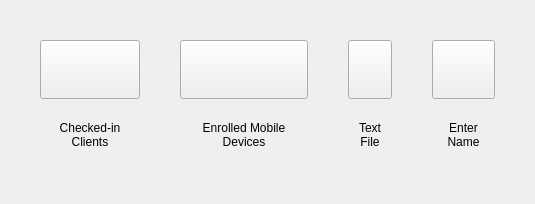
Qt form FWAdminLib/NewClientDlg.ui (fw-dev/translations) before a commit.
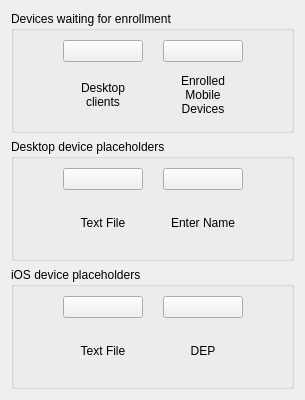
The same form after that commit. Icons and pictures are not drawn.

Diff of the .ui file:
```diff
--- a/FWAdminLib/NewClientDlg.ui
+++ b/FWAdminLib/NewClientDlg.ui
@@ -6,12 +6,12 @@
    <rect>
     <x>0</x>
     <y>0</y>
-    <width>535</width>
-    <height>204</height>
+    <width>305</width>
+    <height>400</height>
    </rect>
   </property>
   <property name="sizePolicy">
-   <sizepolicy hsizetype="Preferred" vsizetype="Fixed">
+   <sizepolicy hsizetype="Fixed" vsizetype="Fixed">
     <horstretch>0</horstretch>
     <verstretch>0</verstretch>
    </sizepolicy>
@@ -19,24 +19,37 @@
   <property name="windowTitle">
    <string>Create New Client</string>
   </property>
-  <layout class="QHBoxLayout" name="horizontalLayout">
+  <layout class="QVBoxLayout" name="verticalLayout">
+   <item>
+    <widget class="QGroupBox" name="groupBox">
+     <property name="title">
+      <string>Devices waiting for enrollment</string>
+     </property>
+     <layout class="QHBoxLayout" name="horizontalLayout" stretch="1,0,0,1">
    <property name="spacing">
-    <number>40</number>
-   </property>
-   <property name="leftMargin">
-    <number>40</number>
-   </property>
-   <property name="topMargin">
-    <number>40</number>
-   </property>
-   <property name="rightMargin">
-    <number>40</number>
-   </property>
-   <property name="bottomMargin">
-    <number>40</number>
-   </property>
+       <number>20</number>
+      </property>
+      <item>
+       <spacer name="horizontalSpacer_3">
+        <property name="orientation">
+         <enum>Qt::Horizontal</enum>
+        </property>
+        <property name="sizeHint" stdset="0">
+         <size>
+          <width>19</width>
+          <height>20</height>
+         </size>
+        </property>
+       </spacer>
+      </item>
    <item>
     <widget class="QWidget" name="fromServerContainer" native="true">
+        <property name="minimumSize">
+         <size>
+          <width>80</width>
+          <height>0</height>
+         </size>
+        </property>
      <layout class="QVBoxLayout" name="verticalLayout_2">
       <property name="leftMargin">
        <number>0</number>
@@ -52,12 +65,6 @@
       </property>
       <item>
        <widget class="QPushButton" name="fromServerPB">
-        <property name="sizePolicy">
-         <sizepolicy hsizetype="Minimum" vsizetype="Minimum">
-          <horstretch>0</horstretch>
-          <verstretch>0</verstretch>
-         </sizepolicy>
-        </property>
         <property name="focusPolicy">
          <enum>Qt::NoFocus</enum>
         </property>
@@ -81,8 +88,14 @@
       </item>
       <item>
        <widget class="QLabel" name="labelFolder">
+           <property name="sizePolicy">
+            <sizepolicy hsizetype="Ignored" vsizetype="Preferred">
+             <horstretch>0</horstretch>
+             <verstretch>0</verstretch>
+            </sizepolicy>
+           </property>
         <property name="text">
-         <string>Checked-in Clients</string>
+            <string>Desktop clients</string>
         </property>
         <property name="alignment">
          <set>Qt::AlignCenter</set>
@@ -96,8 +109,14 @@
     </widget>
    </item>
    <item>
-    <widget class="QWidget" name="enrollMobileContainer" native="true">
-     <layout class="QVBoxLayout" name="verticalLayout_4">
+       <widget class="QWidget" name="textFileContainer" native="true">
+        <property name="minimumSize">
+         <size>
+          <width>80</width>
+          <height>0</height>
+         </size>
+        </property>
+        <layout class="QVBoxLayout" name="verticalLayout_3">
       <property name="leftMargin">
        <number>0</number>
       </property>
@@ -115,12 +134,6 @@
         <property name="enabled">
          <bool>true</bool>
         </property>
-        <property name="sizePolicy">
-         <sizepolicy hsizetype="Minimum" vsizetype="Minimum">
-          <horstretch>0</horstretch>
-          <verstretch>0</verstretch>
-         </sizepolicy>
-        </property>
         <property name="focusPolicy">
          <enum>Qt::NoFocus</enum>
         </property>
@@ -140,7 +153,13 @@
        </widget>
       </item>
       <item>
-       <widget class="QLabel" name="label_2">
+          <widget class="QLabel" name="fromMobileLabel">
+           <property name="sizePolicy">
+            <sizepolicy hsizetype="Ignored" vsizetype="Preferred">
+             <horstretch>0</horstretch>
+             <verstretch>0</verstretch>
+            </sizepolicy>
+           </property>
         <property name="text">
          <string>Enrolled Mobile Devices</string>
         </property>
@@ -156,8 +175,52 @@
     </widget>
    </item>
    <item>
-    <widget class="QWidget" name="textFileContainer" native="true">
-     <layout class="QVBoxLayout" name="verticalLayout_3">
+       <spacer name="horizontalSpacer">
+        <property name="orientation">
+         <enum>Qt::Horizontal</enum>
+        </property>
+        <property name="sizeHint" stdset="0">
+         <size>
+          <width>23</width>
+          <height>20</height>
+         </size>
+        </property>
+       </spacer>
+      </item>
+     </layout>
+    </widget>
+   </item>
+   <item>
+    <widget class="QGroupBox" name="groupBox_2">
+     <property name="title">
+      <string>Desktop device placeholders</string>
+     </property>
+     <layout class="QHBoxLayout" name="horizontalLayout_2" stretch="1,0,0,1">
+      <property name="spacing">
+       <number>20</number>
+      </property>
+      <item>
+       <spacer name="horizontalSpacer_4">
+        <property name="orientation">
+         <enum>Qt::Horizontal</enum>
+        </property>
+        <property name="sizeHint" stdset="0">
+         <size>
+          <width>1</width>
+          <height>20</height>
+         </size>
+        </property>
+       </spacer>
+      </item>
+      <item>
+       <widget class="QWidget" name="enrollMobileContainer" native="true">
+        <property name="minimumSize">
+         <size>
+          <width>80</width>
+          <height>0</height>
+         </size>
+        </property>
+        <layout class="QVBoxLayout" name="verticalLayout_4">
       <property name="leftMargin">
        <number>0</number>
       </property>
@@ -172,12 +235,6 @@
       </property>
       <item>
        <widget class="QPushButton" name="textFilePB">
-        <property name="sizePolicy">
-         <sizepolicy hsizetype="Minimum" vsizetype="Minimum">
-          <horstretch>0</horstretch>
-          <verstretch>0</verstretch>
-         </sizepolicy>
-        </property>
         <property name="focusPolicy">
          <enum>Qt::NoFocus</enum>
         </property>
@@ -216,8 +273,14 @@
     </widget>
    </item>
    <item>
-    <widget class="QWidget" name="newClientContainer" native="true">
-     <layout class="QVBoxLayout" name="verticalLayout_7">
+       <widget class="QWidget" name="iOSFromCsvContainer" native="true">
+        <property name="minimumSize">
+         <size>
+          <width>80</width>
+          <height>0</height>
+         </size>
+        </property>
+        <layout class="QVBoxLayout" name="verticalLayout_8">
       <property name="leftMargin">
        <number>0</number>
       </property>
@@ -232,12 +295,6 @@
       </property>
       <item>
        <widget class="QPushButton" name="newClientPB">
-        <property name="sizePolicy">
-         <sizepolicy hsizetype="Minimum" vsizetype="Minimum">
-          <horstretch>0</horstretch>
-          <verstretch>0</verstretch>
-         </sizepolicy>
-        </property>
         <property name="focusPolicy">
          <enum>Qt::NoFocus</enum>
         </property>
@@ -271,6 +328,180 @@
          <bool>true</bool>
         </property>
        </widget>
+         </item>
+        </layout>
+       </widget>
+      </item>
+      <item>
+       <spacer name="horizontalSpacer_2">
+        <property name="orientation">
+         <enum>Qt::Horizontal</enum>
+        </property>
+        <property name="sizeHint" stdset="0">
+         <size>
+          <width>24</width>
+          <height>20</height>
+         </size>
+        </property>
+       </spacer>
+      </item>
+     </layout>
+    </widget>
+   </item>
+   <item>
+    <widget class="QGroupBox" name="groupBox_3">
+     <property name="title">
+      <string>iOS device placeholders</string>
+     </property>
+     <layout class="QHBoxLayout" name="horizontalLayout_3" stretch="1,0,0,1">
+      <property name="spacing">
+       <number>20</number>
+      </property>
+      <item>
+       <spacer name="horizontalSpacer_5">
+        <property name="orientation">
+         <enum>Qt::Horizontal</enum>
+        </property>
+        <property name="sizeHint" stdset="0">
+         <size>
+          <width>1</width>
+          <height>20</height>
+         </size>
+        </property>
+       </spacer>
+      </item>
+      <item>
+       <widget class="QWidget" name="iOSFromCsvContainer_2" native="true">
+        <property name="minimumSize">
+         <size>
+          <width>80</width>
+          <height>0</height>
+         </size>
+        </property>
+        <layout class="QVBoxLayout" name="verticalLayout_10">
+         <property name="leftMargin">
+          <number>0</number>
+         </property>
+         <property name="topMargin">
+          <number>0</number>
+         </property>
+         <property name="rightMargin">
+          <number>0</number>
+         </property>
+         <property name="bottomMargin">
+          <number>0</number>
+         </property>
+         <item>
+          <widget class="QPushButton" name="iOSFromCsvPB">
+           <property name="focusPolicy">
+            <enum>Qt::NoFocus</enum>
+           </property>
+           <property name="toolTip">
+            <string>Import a list of iOS devices from a local .txt file containing client names and serial numbers.</string>
+           </property>
+           <property name="text">
+            <string/>
+           </property>
+           <property name="icon">
+            <iconset resource="../FileWaveGuiLib/GuiLib.qrc">
+             <normaloff>:/IDI_ICON_NEW_CLIENT_FROM_TEXT_FILE</normaloff>:/IDI_ICON_NEW_CLIENT_FROM_TEXT_FILE</iconset>
+           </property>
+           <property name="iconSize">
+            <size>
+             <width>32</width>
+             <height>32</height>
+            </size>
+           </property>
+          </widget>
+         </item>
+         <item>
+          <widget class="QLabel" name="labeliOSFromCsv_2">
+           <property name="text">
+            <string>Text File</string>
+           </property>
+           <property name="alignment">
+            <set>Qt::AlignCenter</set>
+           </property>
+           <property name="wordWrap">
+            <bool>true</bool>
+           </property>
+          </widget>
+         </item>
+        </layout>
+       </widget>
+      </item>
+      <item>
+       <widget class="QWidget" name="iOSFromDEPContainer" native="true">
+        <property name="minimumSize">
+         <size>
+          <width>80</width>
+          <height>0</height>
+         </size>
+        </property>
+        <layout class="QVBoxLayout" name="verticalLayout_11">
+         <property name="leftMargin">
+          <number>0</number>
+         </property>
+         <property name="topMargin">
+          <number>0</number>
+         </property>
+         <property name="rightMargin">
+          <number>0</number>
+         </property>
+         <property name="bottomMargin">
+          <number>0</number>
+         </property>
+         <item>
+          <widget class="QPushButton" name="iOSFromDEPPB">
+           <property name="focusPolicy">
+            <enum>Qt::NoFocus</enum>
+           </property>
+           <property name="toolTip">
+            <string>Import the iOS devices from configured DEP accounts</string>
+           </property>
+           <property name="text">
+            <string/>
+           </property>
+           <property name="icon">
+            <iconset resource="../FileWaveGuiLib/GuiLib.qrc">
+             <normaloff>:/IDI_ICON_IMPORT_DEVICE_FROM_DEP</normaloff>:/IDI_ICON_IMPORT_DEVICE_FROM_DEP</iconset>
+           </property>
+           <property name="iconSize">
+            <size>
+             <width>32</width>
+             <height>32</height>
+            </size>
+           </property>
+          </widget>
+         </item>
+         <item>
+          <widget class="QLabel" name="labeliOSFromDEP_2">
+           <property name="text">
+            <string>DEP</string>
+           </property>
+           <property name="alignment">
+            <set>Qt::AlignCenter</set>
+           </property>
+           <property name="wordWrap">
+            <bool>true</bool>
+           </property>
+          </widget>
+         </item>
+        </layout>
+       </widget>
+      </item>
+      <item>
+       <spacer name="horizontalSpacer_6">
+        <property name="orientation">
+         <enum>Qt::Horizontal</enum>
+        </property>
+        <property name="sizeHint" stdset="0">
+         <size>
+          <width>24</width>
+          <height>20</height>
+         </size>
+        </property>
+       </spacer>
       </item>
      </layout>
     </widget>
```
Left out of the diff: 3 changed lines with no effect on the pictures. Lines whose indentation alone changed are shown as unchanged.
